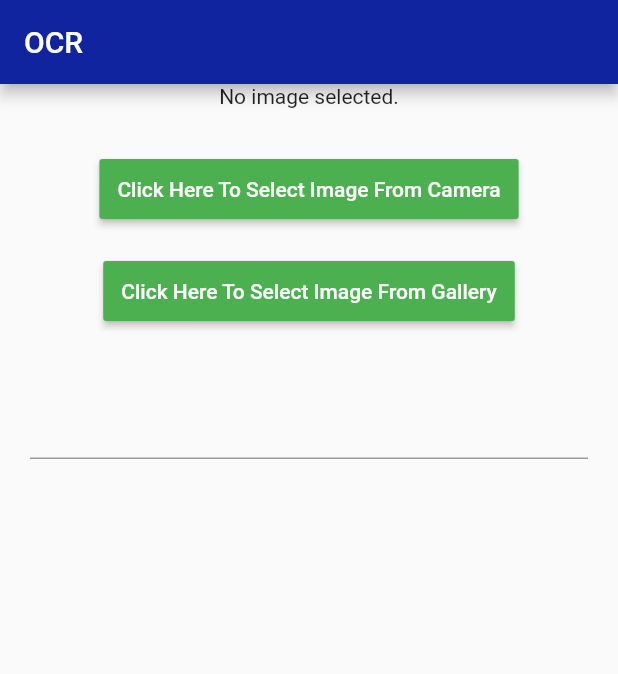
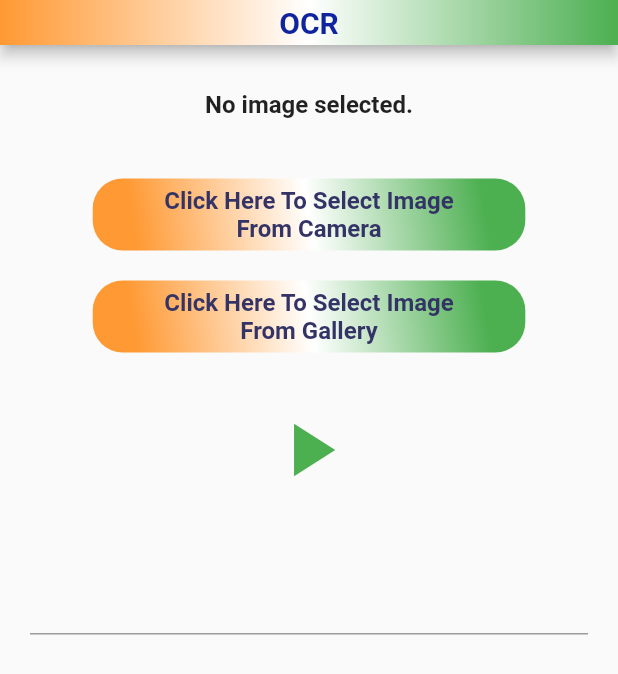
Before and after one commit to rkj1998/bharat_scan_and_translate, a Flutter app: the screen it shows after launch, after a tap on "Optical Character Recogniser", on a phone screen of 412 x 824 dp. Shown: the top 674 px of the screen. Run offline on Flutter 3.47's test engine with Material 2 defaults, Android fonts, the phone set to English and light mode, and no system bars; our stand-ins replace flutter_tts, gradient_app_bar, image_picker; missing offline and left inert: firebase_ml_vision; accounts and stored records are empty.

Commit message:
Speech To Text Implemented with UI Tweaks

```diff
--- a/lib/Screens/OCR.dart
+++ b/lib/Screens/OCR.dart
@@ -3,30 +3,100 @@ import 'package:flutter/cupertino.dart';
 import 'package:flutter/material.dart';
 import 'package:firebase_ml_vision/firebase_ml_vision.dart';
 import 'package:image_picker/image_picker.dart';
-
+import 'package:gradient_app_bar/gradient_app_bar.dart';
+import 'package:flutter_tts/flutter_tts.dart';
 class OCR extends StatefulWidget {
   @override
   _OCRState createState() => _OCRState();
 }
 
 class _OCRState extends State<OCR> {
+  bool isPlaying = false;
+  FlutterTts _flutterTts;
 
   @override
   void initState() {
     _c = new TextEditingController();
     super.initState();
+    initializeTts();
+
   }
 
   @override
   void dispose(){
     _c?.dispose();
     super.dispose();
+    _flutterTts.stop();
+
+  }
+
+  initializeTts() {
+    _flutterTts = FlutterTts();
+
+    _flutterTts.ttsInitHandler(() {
+        setTtsLanguage();
+      });
+
+    _flutterTts.setStartHandler(() {
+      setState(() {
+        isPlaying = true;
+      });
+    });
+
+    _flutterTts.setCompletionHandler(() {
+      setState(() {
+        isPlaying = false;
+      });
+    });
+
+    _flutterTts.setErrorHandler((err) {
+      setState(() {
+        print("error occurred: " + err);
+        isPlaying = false;
+      });
+    });
+  }
+
+  void setTtsLanguage() async {
+    await _flutterTts.setLanguage("en-US");
+  }
+
+  void speechSettings1() {
+    _flutterTts.setVoice("en-us-x-sfg#male_1-local");
+    _flutterTts.setPitch(1.5);
+    _flutterTts.setSpeechRate(.9);
+  }
+
+  void speechSettings2() {
+    _flutterTts.setVoice("en-us-x-sfg#male_2-local");
+    _flutterTts.setPitch(1);
+    _flutterTts.setSpeechRate(0.5);
+  }
+
+  Future _speak(String text) async {
+    if (text != null && text.isNotEmpty) {
+      var result = await _flutterTts.speak(text);
+      if (result == 1)
+        setState(() {
+          isPlaying = true;
+        });
+    }
+  }
+
+  Future _stop() async {
+    var result = await _flutterTts.stop();
+    if (result == 1)
+      setState(() {
+        isPlaying = false;
+      });
   }
 
   TextEditingController _c ;
   File imageURI;
   var text ='';
   final ImagePicker _picker = ImagePicker();
+
+
 
   Future getImageFromCamera() async {
     var image = await _picker.getImage(source: ImageSource.camera);
@@ -82,55 +152,109 @@ class _OCRState extends State<OCR> {
     textRecognizer.close();
   }
 
-
   @override
   Widget build(BuildContext context) {
-    print("Initialized");
     return MaterialApp(
         title: 'OCR',
         theme: ThemeData(
           primarySwatch: Colors.blue,
         ),
         home: Scaffold(
-          appBar: AppBar(backgroundColor: Color(0xFF11249F),
-            title: Text('OCR',
-              style: new TextStyle(color: Colors.white),),),
+          appBar:PreferredSize(
+            preferredSize: Size.fromHeight(30.0),
+            child: GradientAppBar(
+              title: Align(alignment:Alignment.topCenter,child: Text("OCR",style: TextStyle(
+                fontWeight: FontWeight.bold,
+                color: Color(0xFF11249F),
+              ),)),
+              gradient: LinearGradient(colors: [Color(0xFFFF9933),Colors.white, Colors.green]),
+            ),
+          ),
           body: SingleChildScrollView(
             child: Center(
                 child: Column(
                     mainAxisAlignment: MainAxisAlignment.center,
                     children: <Widget>[
+                      SizedBox(height: 30,),
                       imageURI == null
-                          ? Text('No image selected.')
+                          ? Text('No image selected.',style: TextStyle(
+                        fontWeight: FontWeight.bold,
+                        fontSize: 16
+                      ),)
                           : Image.file(imageURI, width:300, height: 300, fit: BoxFit.contain),
+                      SizedBox(height: 20,),
 
-                      Container(
-                          margin: EdgeInsets.fromLTRB(0, 30, 0, 20),
-                          child: RaisedButton(
+                      Padding(
+                        padding: const EdgeInsets.only(top: 20),
+                        child: Container(
+                          decoration: BoxDecoration(
+                              borderRadius: BorderRadius.all(Radius.circular(20)),
+                            gradient: LinearGradient(
+                                begin: Alignment.bottomLeft,
+                                end: Alignment.topRight,
+                                stops: [0.1, 0.5, 0.9,],
+                                colors: [Color(0xFFFF9933),Colors.white, Colors.green]
+                            ),
+                        ),
+                          width: MediaQuery
+                              .of(context)
+                              .size
+                              .width * 0.7,
+                          child: FlatButton(
+                            padding: EdgeInsets.symmetric(
+                                horizontal: 40, vertical: 5),
                             onPressed: () {
                               text="";
                               getImageFromCamera();
                             },
-                            child: Text('Click Here To Select Image From Camera'),
-                            textColor: Colors.white,
-                            color: Colors.green,
-                            padding: EdgeInsets.fromLTRB(12, 12, 12, 12),
-                          )),
-
-                      Container(
-                          margin: EdgeInsets.fromLTRB(0, 0, 0, 0),
-                          child: RaisedButton(
+                            child: Text(
+                              "Click Here To Select Image From Camera",
+                              textAlign: TextAlign.center,
+                              style: TextStyle(
+                                color: Color(0xFF333366),
+                                fontWeight: FontWeight.bold,
+                                fontSize: 16,
+                              ),
+                            ),
+                          ),
+                        ),
+                      ),
+                      Padding(
+                        padding: const EdgeInsets.only(top: 20),
+                        child: Container(
+                          decoration: BoxDecoration(
+                            borderRadius: BorderRadius.all(Radius.circular(20)),
+                            gradient: LinearGradient(
+                                begin: Alignment.bottomLeft,
+                                end: Alignment.topRight,
+                                stops: [0.1, 0.5, 0.9,],
+                                colors: [Color(0xFFFF9933),Colors.white, Colors.green]
+                            ),
+                          ),
+                          width: MediaQuery
+                              .of(context)
+                              .size
+                              .width * 0.7,
+                          child: FlatButton(
+                            padding: EdgeInsets.symmetric(
+                                horizontal: 40, vertical: 5),
                             onPressed: () {
-
                               text="";
                               getImageFromGallery();
                             },
-                            child: Text('Click Here To Select Image From Gallery'),
-                            textColor: Colors.white,
-                            color: Colors.green,
-                            padding: EdgeInsets.fromLTRB(12, 12, 12, 12),
-                          )),
-                      SizedBox(height: 20,),
+                            child: Text(
+                              "Click Here To Select Image From Gallery",
+                              textAlign: TextAlign.center,
+                              style: TextStyle(
+                                color: Color(0xFF333366),
+                                fontWeight: FontWeight.bold,
+                                fontSize: 16,
+                              ),
+                            ),
+                          ),
+                        ),
+                      ),
+                      playButton(context,_c.text),
                       Container(
                         padding: EdgeInsets.all(20),
                         child: TextFormField(
@@ -146,4 +270,38 @@ class _OCRState extends State<OCR> {
         )
     );
   }
+  Widget playButton(BuildContext context,String val) {
+    return Container(
+      child: Stack(
+        children: <Widget>[
+          Container(
+            padding:
+            const EdgeInsets.symmetric(vertical: 5.0, horizontal: 16.0),
+            margin: const EdgeInsets.only(
+                top: 30, left: 30.0, right: 30.0, bottom: 20.0),
+            child: FlatButton(
+              onPressed: () {
+                //fetch another image
+                setState(() {
+                  //speechSettings1();
+                  isPlaying ? _stop() : _speak(val);
+                });
+              },
+              child: isPlaying
+                  ? Icon(
+                Icons.stop,
+                size: 60,
+                color: Colors.red,
+              )
+                  : Icon(
+                Icons.play_arrow,
+                size: 60,
+                color: Colors.green,
+              ),
+            ),
+          ),
+        ],
+      ),
+    );
+  }
 }
--- a/pubspec.yaml
+++ b/pubspec.yaml
@@ -25,6 +25,10 @@ dependencies:
     sdk: flutter
   image_picker:
   firebase_ml_vision: ^0.9.6+2
+  gradient_app_bar: ^0.1.3
+  flutter_tts: ^0.7.0
+
+
 
 
 
```
Also changed, not shown: lib/Screens/HomeScreen.dart (+34 -31 lines), pubspec.lock.
